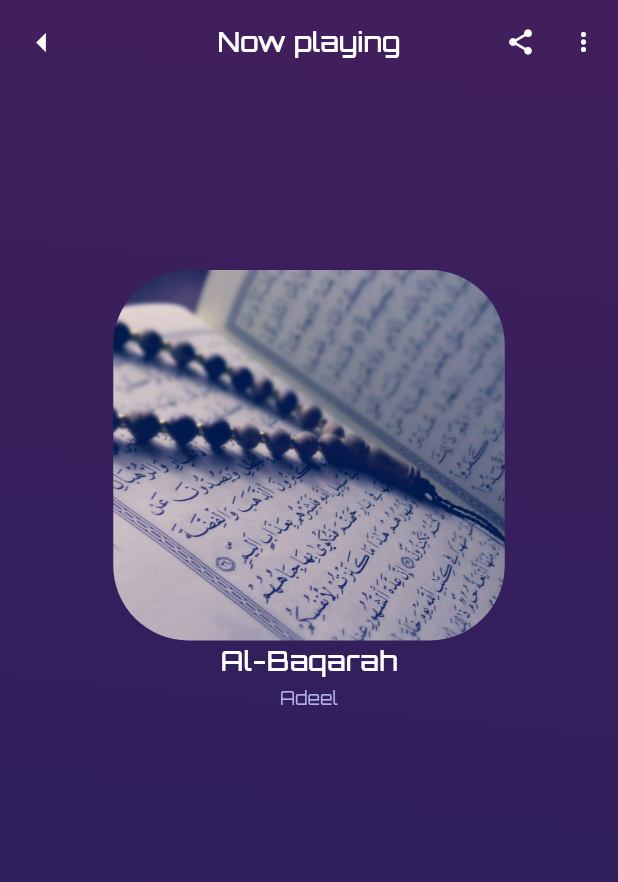
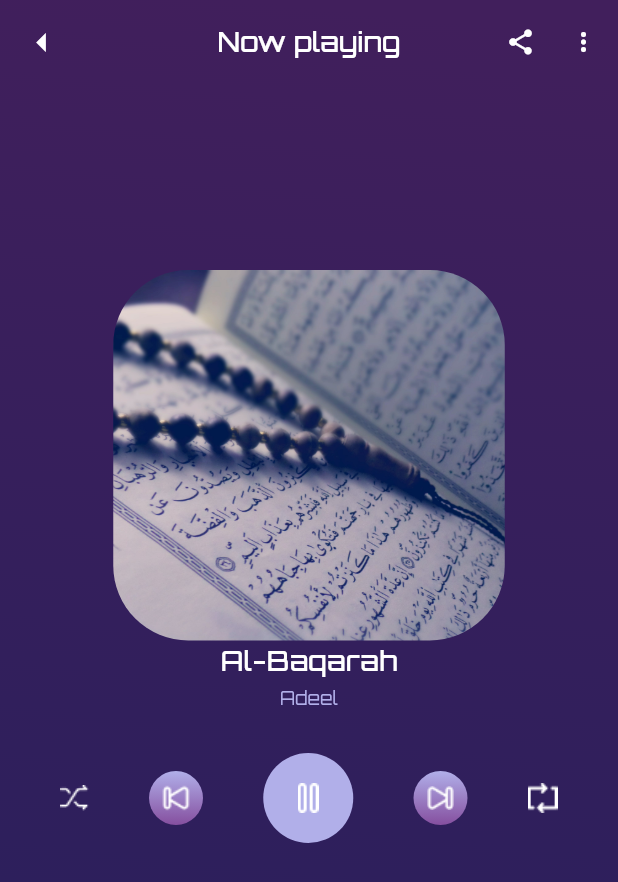
Before and after one commit to salahswidan/audio_player_app, a Flutter app: the PlayMusicScreen screen opened by its route, on a phone screen of 412 x 824 dp. Shown: the top 882 px of the screen. Run offline on Flutter 3.47's test engine with Material 3 defaults, Android fonts, the phone set to English and light mode, and no system bars.

Commit message:
custom botton contrroller play soura

```diff
--- a/lib/core/resourses/color_managers.dart
+++ b/lib/core/resourses/color_managers.dart
@@ -6,6 +6,7 @@ class ColorManagers {
   static const Color kSecondaryColor=Color(0xff2C17CA);
   static const Color klightWhite3Color=Color(0xff2F509A);
   static const Color klightWhite2Color=Color(0xff80CFF2);
+  static const Color klightWhiteColor= Color(0xffB1AFE9);
   static const Color kthridPrimaryColor=Color(0xff854F9F);
   static const Color kDarkBlueeColor=Color(0xff261F5C);
 }
--- a/lib/features/play_soura/screens/play_soura_screen.dart
+++ b/lib/features/play_soura/screens/play_soura_screen.dart
@@ -1,4 +1,5 @@
 import 'package:audio_player_app/features/play_soura/widgets/custom_app_bar_play_soura_screen.dart';
+import 'package:audio_player_app/features/play_soura/widgets/custom_botton_controller_play_soura.dart';
 import 'package:audio_player_app/models/soura_model.dart';
 import 'package:flutter/material.dart';
 
@@ -35,7 +36,11 @@ class PlayMusicScreen extends StatelessWidget {
                   SizedBox(
                     height: 124,
                   ),
-                  CustomSouraDetailsPlayScreen()
+                  CustomSouraDetailsPlayScreen(),
+                  SizedBox(
+                    height: 28,
+                  ),
+                  CustomBottonControllerPlaySoura(),
                 ],
               ),
             ),
--- /dev/null
+++ b/lib/features/play_soura/widgets/custom_botton_controller_play_soura.dart
@@ -0,0 +1,59 @@
+
+import 'package:flutter/material.dart';
+
+import '../../../core/resourses/color_managers.dart';
+
+class CustomBottonControllerPlaySoura extends StatelessWidget {
+  const CustomBottonControllerPlaySoura({
+    super.key,
+  });
+
+  @override
+  Widget build(BuildContext context) {
+    return Row(
+      mainAxisAlignment: MainAxisAlignment.spaceEvenly,
+      children: [
+        Image.asset(
+            "assets/images/controllers_button_music_image/random.png"),
+        Container(
+          width: 36,
+          height: 36,
+          decoration: BoxDecoration(
+              borderRadius: BorderRadius.circular(20),
+              gradient: LinearGradient(
+                  begin: Alignment(0, -1),
+                  end: Alignment(0, 1),
+                  colors: [
+                    ColorManagers.klightWhiteColor,
+                    ColorManagers.kthridPrimaryColor,
+                  ])),
+          child: Image.asset(
+              "assets/images/controllers_button_music_image/back.png"),
+        ),
+        CircleAvatar(
+          radius: 30,
+          backgroundColor: ColorManagers.klightWhiteColor,
+          child: Image.asset(
+              "assets/images/controllers_button_music_image/pause.png"),
+        ),
+        Container(
+          width: 36,
+          height: 36,
+          decoration: BoxDecoration(
+              borderRadius: BorderRadius.circular(20),
+              gradient: LinearGradient(
+                  begin: Alignment(0, -1),
+                  end: Alignment(0, 1),
+                  colors: [
+                    Color(0xffB1AFE9),
+                    ColorManagers.kthridPrimaryColor,
+                  ])),
+          child: Image.asset(
+              "assets/images/controllers_button_music_image/next.png"),
+        ),
+        Image.asset(
+            "assets/images/controllers_button_music_image/loop.png"),
+      ],
+    );
+  }
+}
--- a/pubspec.yaml
+++ b/pubspec.yaml
@@ -63,6 +63,7 @@ flutter:
     - assets/images/
     - assets/images/bottom_nav_images/left_alignment.png
     - assets/images/quran_image/qu3.jpg
+    - assets/images/controllers_button_music_image/
 
   # An image asset can refer to one or more resolution-specific "variants", see
   # https://flutter.dev/to/resolution-aware-images
```
